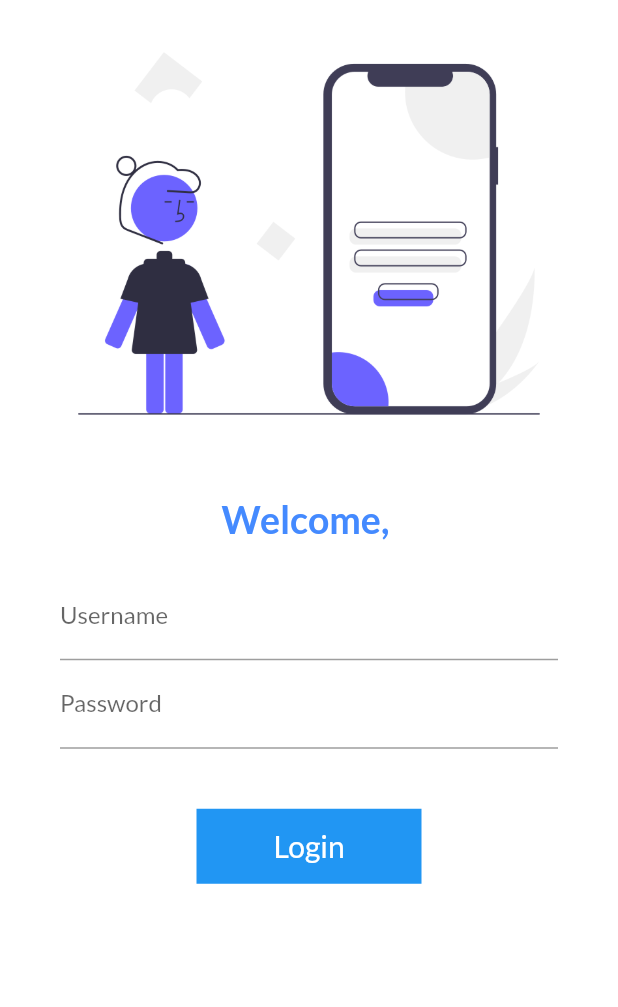
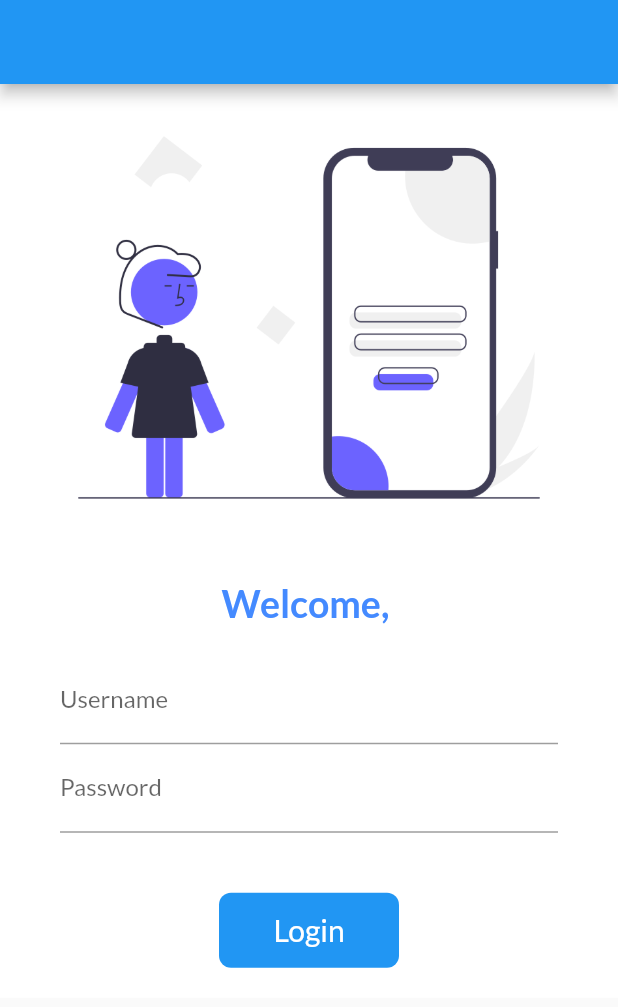
Before and after one commit to sandry92/30DaysFlutter, a Flutter app: the screen it shows after launch, on a phone screen of 412 x 824 dp. Shown: the top 1007 px of the screen. Run offline on Flutter 3.47's test engine with Material 2 defaults, Android fonts, the phone set to English and light mode, and no system bars; our stand-ins replace google_fonts.

Commit message:
day8 completed

```diff
--- a/lib/pages/login_page.dart
+++ b/lib/pages/login_page.dart
@@ -14,11 +14,31 @@ class _LoginPageState extends State<LoginPage> {
   String name = "";
   bool changeButton = false;
 
+  final _formKey = GlobalKey<FormState>();
+
+  moveToHomePage(BuildContext context) async {
+    if (_formKey.currentState!.validate()) {
+      setState(() {
+        changeButton = true;
+      });
+
+      await Future.delayed(Duration(seconds: 1));
+      await Navigator.pushNamed(context, MyRoutes.homeRoute);
+      setState(() {
+        changeButton = false;
+      });
+    }
+  }
+
   @override
   Widget build(BuildContext context) {
-    return Material(
+    return Scaffold(
+        appBar: AppBar(),
+        body: Material(
           color: Colors.white,
           child: SingleChildScrollView(
+              child: Form(
+            key: _formKey,
             child: Column(
               children: [
                 Image.asset(
@@ -48,6 +68,13 @@ class _LoginPageState extends State<LoginPage> {
                             name = value;
                             setState(() {});
                           },
+                          validator: (value) {
+                            if (value != null && value.isEmpty) {
+                              return "Username cannot be empty!";
+                            }
+
+                            return null;
+                          },
                         ),
                         TextFormField(
                           obscureText: true,
@@ -55,24 +82,28 @@ class _LoginPageState extends State<LoginPage> {
                             hintText: "Enter Password",
                             labelText: "Password",
                           ),
+                          validator: (value) {
+                            if (value != null && value.isEmpty) {
+                              return "Password cannot be empty!";
+                            }
+
+                            return null;
+                          },
                         ),
                         SizedBox(
                           height: 40,
                         ),
-
-                  InkWell(
-                    onTap: () async {
-                      setState(() {
-                        changeButton = true;
-                      });
-
-                      await Future.delayed(Duration(seconds: 1));
-                      Navigator.pushNamed(context, MyRoutes.homeRoute);
-                    },
+                        Material(
+                          color: changeButton ? Colors.green : Colors.blue,
+                          borderRadius: changeButton
+                              ? BorderRadius.circular(200)
+                              : BorderRadius.circular(8),
+                          child: InkWell(
+                            onTap: () => moveToHomePage(context),
                             child: AnimatedContainer(
                               duration: Duration(milliseconds: 500),
                               height: 50,
-                      width: 150,
+                              width: 120,
                               child: changeButton
                                   ? Icon(
                                       Icons.check,
@@ -87,22 +118,17 @@ class _LoginPageState extends State<LoginPage> {
                                     ),
                               alignment: Alignment.center,
                               decoration: BoxDecoration(
-                        shape:
-                            changeButton ? BoxShape.circle : BoxShape.rectangle,
-                        color: changeButton ? Colors.green : Colors.blue,
+
                                   //borderRadius: BorderRadius.circular(8),
                                   ),
                             ),
+                          ),
                         )
-                  // ElevatedButton(
-                  //   child: Text("Login"),
-                  //   onPressed: () =>
-                  //       {Navigator.pushNamed(context, MyRoutes.homeRoute)},
-                  // )
                       ],
                     )),
               ],
+            ),
           )),
-    );
+        ));
   }
 }
```
Lines whose indentation alone changed are shown as unchanged.
